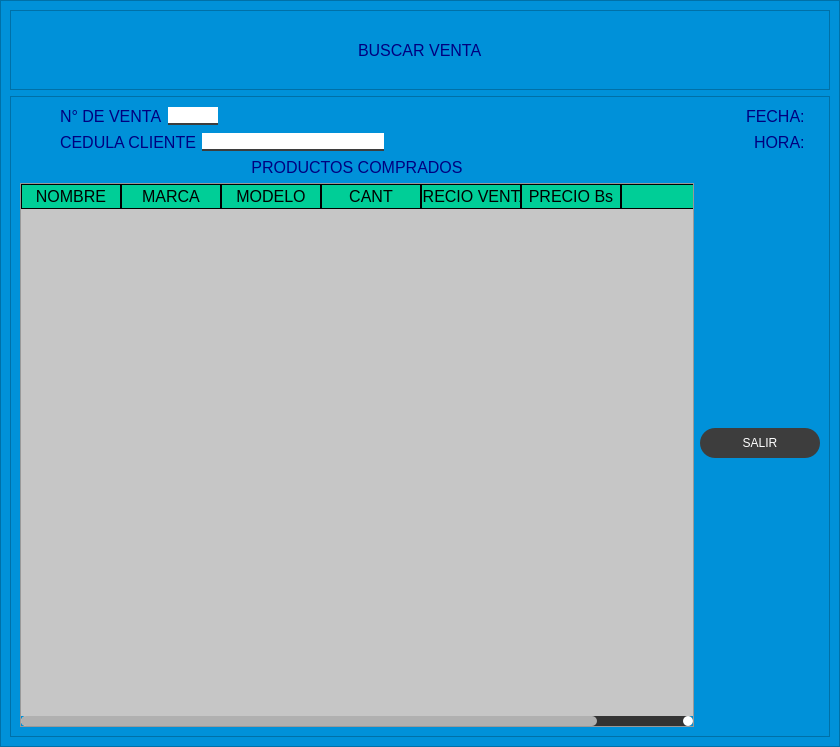
Qt form inventario/qt/buscar_venta.ui (washipash/tesita) before a commit.
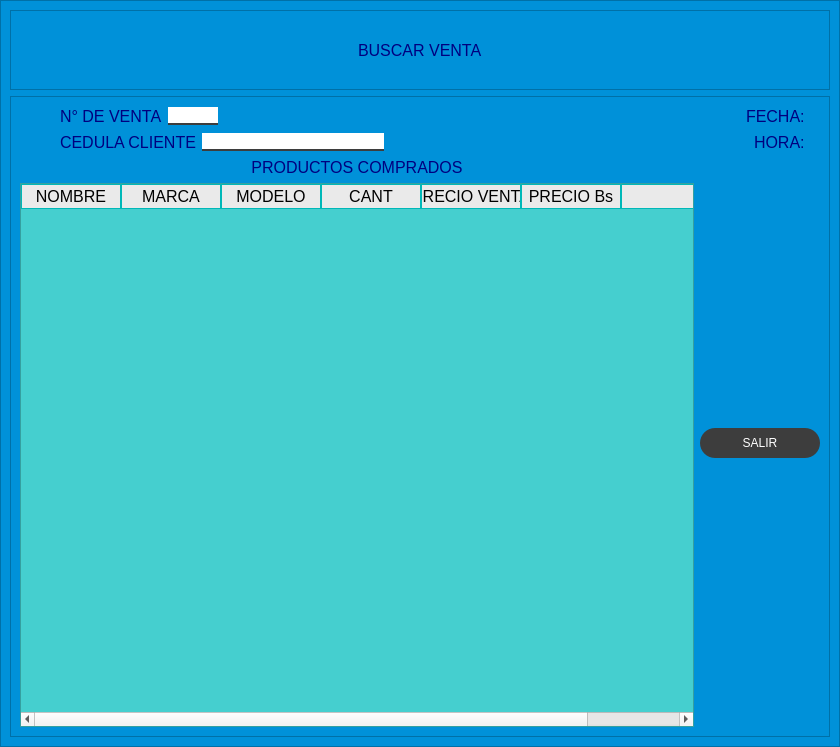
The same form after that commit.

The edit to the form file:
```diff
--- a/inventario/qt/buscar_venta.ui
+++ b/inventario/qt/buscar_venta.ui
@@ -32,7 +32,91 @@
    <item>
     <widget class="QFrame" name="frame">
      <property name="styleSheet">
-      <string notr="true">background-color: rgb(0, 145, 217);</string>
+      <string notr="true">QFrame{
+background-color: rgb(0, 145, 217);
+}
+
+
+QLabel{
+font-size: 12pt;
+font: 87 12pts &quot;Arial Black&quot;;
+background-color:#000000ff;
+color:rgb(0, 0, 127);
+border: 0px solid #14C80C; 
+
+}
+
+QLineEdit{
+
+border: 0px;
+	background-color: rgb(255, 255, 255);
+border-bottom:2px solid rgb(61, 61, 61);
+font:75 12pt &quot;Times New Roman&quot; ;
+
+}
+
+QTextEdit{
+
+border: 0px;
+	background-color: rgb(255, 255, 255);
+border-bottom:2px solid rgb(61, 61, 61);
+font:75 12pt &quot;Times New Roman&quot; ;
+
+}
+
+QPushButton{
+background-color: rgb(61, 61, 61);
+border-radius: 15px;
+color: rgb(255, 255, 255);
+font: 77 10pt &quot;Arial Black&quot;;
+}
+
+QPushButton:hover{
+background-color: rgb(0, 206, 151);
+color: rgb(0, 0, 0);
+font: 77 10pt &quot;Arial Black&quot;;
+}
+
+
+QTableWidget{
+	background-color: rgb(69, 207, 207);
+font-size: 12pt;
+color: #000000;
+}
+
+QHeaderView::section{
+
+
+	background-color:rgb(234, 234, 234);
+border: 1px solid rgb(0, 184, 184);
+font-size:12pt;
+
+}
+
+QTableWidget:QTableCornerButton::section{
+	background-color: rgb(8, 8, 8);
+border:1px solid rgb(198, 255, 253);
+}
+
+QDateEdit {
+                background-color: white;
+                border: 2px solid gray;
+                border-radius: 10px;
+                padding: 2px;
+            }
+
+QDateTimeEdit {
+                background-color: white;
+                border: 2px solid gray;
+                border-radius: 10px;
+                padding: 2px;
+            }
+            QDateEdit::drop-down {
+                width: 20px;
+
+    }
+
+</string>
      </property>
      <property name="frameShape">
       <enum>QFrame::StyledPanel</enum>
@@ -111,119 +195,6 @@
         <property name="styleSheet">
          <string notr="true">
 
-QLabel{
-font-size: 12pt;
-font: 87 12pts &quot;Arial Black&quot;;
-background-color:#000000ff;
-color:rgb(0, 0, 127);
-border: 0px solid #14C80C; 
-
-}
-
-QLineEdit{
-
-border: 0px;
-	background-color: rgb(255, 255, 255);
-border-bottom:2px solid rgb(61, 61, 61);
-font:75 12pt &quot;Times New Roman&quot; ;
-
-}
-
-QTextEdit{
-
-border: 0px;
-	background-color: rgb(255, 255, 255);
-border-bottom:2px solid rgb(61, 61, 61);
-font:75 12pt &quot;Times New Roman&quot; ;
-
-}
-
-QPushButton{
-background-color: rgb(61, 61, 61);
-border-radius: 15px;
-color: rgb(255, 255, 255);
-font: 77 10pt &quot;Arial Black&quot;;
-}
-
-QPushButton:hover{
-background-color: rgb(0, 206, 151);
-color: rgb(0, 0, 0);
-font: 77 10pt &quot;Arial Black&quot;;
-}
-
-
-QTableWidget{
-	background-color: rgb(198, 198, 198);
-
-font-size: 12pt;
-color: #000000;
-}
-
-QHeaderView::section{
-
-background-color: rgb(0, 206, 151);
-border: 1px solid rgb(0, 0, 0);
-font-size:12pt;
-
-}
-
-QTableWidget QTableCornerButton::section{
-
-background-color: rgb(0, 0, 0);
-border:1px solid rgb(0, 206, 151);
-}
-
-QDateEdit {
-                background-color: white;
-                border: 2px solid gray;
-                border-radius: 10px;
-                padding: 2px;
-            }
-
-QDateTimeEdit {
-                background-color: white;
-                border: 2px solid gray;
-                border-radius: 10px;
-                padding: 2px;
-            }
-            QDateEdit::drop-down {
-                width: 20px;
-
-    }
-
-            QScrollBar:vertical {
-                background-color: #333333;
-                width: 10px;
-                margin: 0px 0px 0px 0px;
-                border-radius: 5px;
-            }
-            QScrollBar:horizontal {
-                background-color: #333333;
-                height: 10px;
-                margin: 0px 0px 0px 0px;
-                border-radius: 5px;
-            }
-            QScrollBar::handle:vertical {
-                background-color: #B0B0B0;
-                min-height: 20px;
-                border-radius: 5px;
-            }
-            QScrollBar::handle:horizontal {
-                background-color: #B0B0B0;
-                min-width: 20px;
-                border-radius: 5px;
-            }
-            QScrollBar::sub-line:vertical, QScrollBar::sub-line:horizontal {
-                background-color: white;
-                border: none;
-                border-radius: 5px;
-            }
-            QScrollBar::add-line:vertical, QScrollBar::add-line:horizontal {
-                background-color: white;
-                border: none;
-                border-radius: 5px;
-            }
-
 </string>
         </property>
         <property name="frameShape">
```
